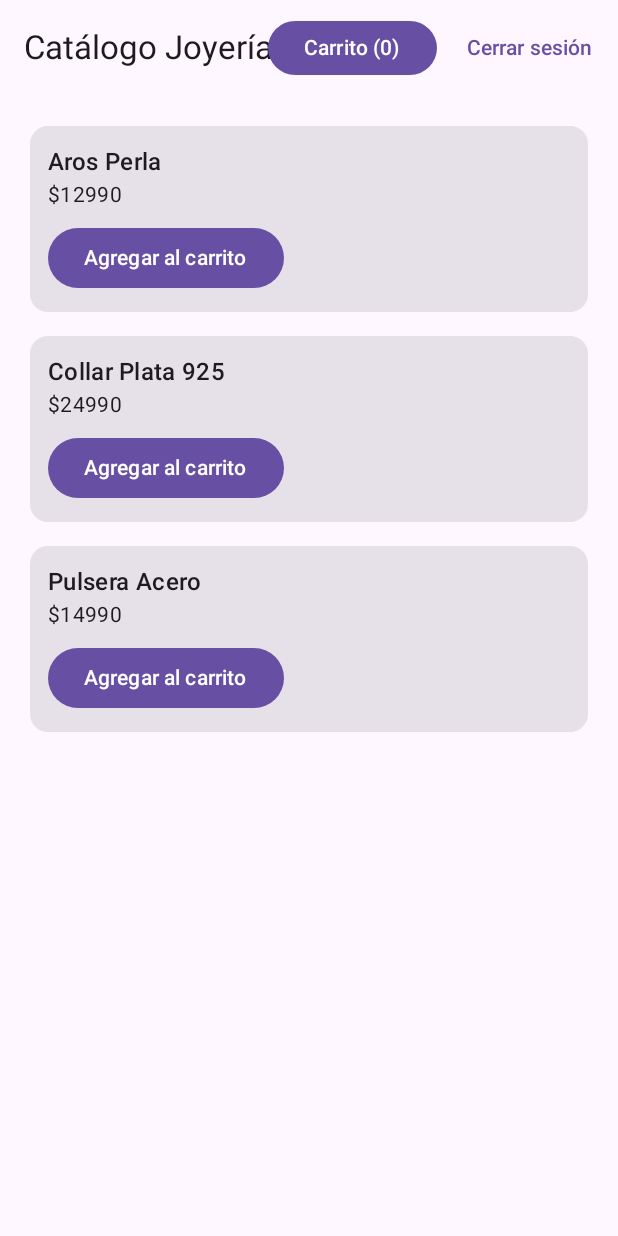
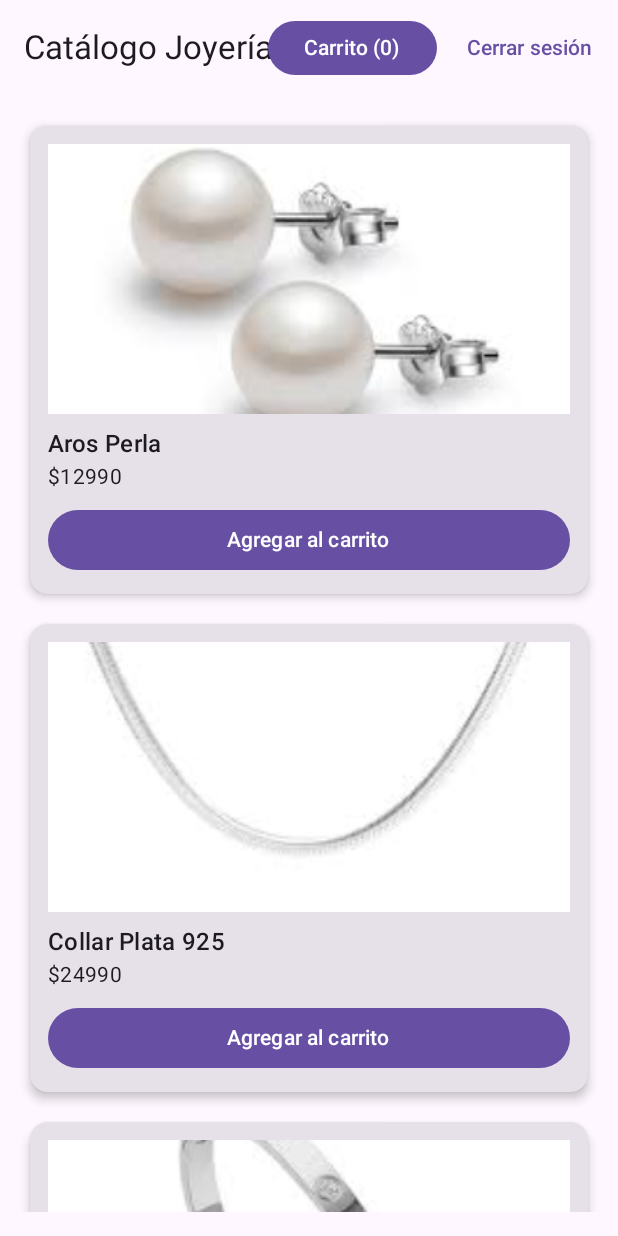
Before and after one commit to steph4nia97/primos_joyeria, an Android app built with Jetpack Compose: the CatalogoScreen screen opened through its navigation route, on a phone screen of 412 x 824 dp. Run offline under Robolectric (Android 15) with nearby library versions, the phone set to English and light mode, and no system bars; our stand-ins replace Room's generated code.

Commit message:
validaciones carrito

```diff
--- a/app/src/main/java/com/primosjoyeria/ui/theme/screens/CatalogoScreen.kt
+++ b/app/src/main/java/com/primosjoyeria/ui/theme/screens/CatalogoScreen.kt
@@ -1,23 +1,23 @@
 package com.primosjoyeria.ui.theme.screens
 
+import androidx.compose.foundation.Image
 import androidx.compose.foundation.layout.*
 import androidx.compose.foundation.lazy.LazyColumn
 import androidx.compose.foundation.lazy.items
 import androidx.compose.material3.*
 import androidx.compose.runtime.Composable
+import androidx.compose.runtime.remember
+import androidx.compose.runtime.rememberCoroutineScope
 import androidx.compose.ui.Modifier
+import androidx.compose.ui.layout.ContentScale
+import androidx.compose.ui.res.painterResource
 import androidx.compose.ui.unit.dp
 import com.primosjoyeria.data.model.Product
-import com.primosjoyeria.ui.theme.components.ProductCard
-import androidx.compose.foundation.layout.Arrangement
-import androidx.compose.runtime.remember
-import androidx.compose.runtime.rememberCoroutineScope
 import com.primosjoyeria.ui.theme.UiState
 import com.primosjoyeria.ui.theme.components.AnimatedButton
 import kotlinx.coroutines.launch
 
-@OptIn(androidx.compose.material3.ExperimentalMaterial3Api::class)
-
+@OptIn(ExperimentalMaterial3Api::class)
 @Composable
 fun CatalogoScreen(
     state: UiState,
@@ -55,32 +55,51 @@ fun CatalogoScreen(
                 )
             )
         },
-        snackbarHost = { SnackbarHost(hostState = snackbarHostState) } // 👈 Snackbar aquí
+        snackbarHost = { SnackbarHost(hostState = snackbarHostState) }
     ) { padding ->
         Column(
             modifier = Modifier
                 .padding(padding)
                 .padding(16.dp)
         ) {
-            // 💎 Lista de productos
-            LazyColumn(verticalArrangement = Arrangement.spacedBy(8.dp)) {
-                items(state.productos) { producto ->
+            // 💎 Lista de productos con imagen
+            LazyColumn(verticalArrangement = Arrangement.spacedBy(12.dp)) {
+                items(state.productos, key = { it.id }) { producto ->
                     Card(
                         Modifier
                             .fillMaxWidth()
-                            .padding(4.dp)
+                            .padding(4.dp),
+                        elevation = CardDefaults.cardElevation(4.dp)
                     ) {
                         Column(Modifier.padding(12.dp)) {
+                            // 🔹 Imagen del producto
+                            Image(
+                                painter = painterResource(id = producto.imagenRes),
+                                contentDescription = producto.nombre,
+                                modifier = Modifier
+                                    .fillMaxWidth()
+                                    .height(180.dp),
+                                contentScale = ContentScale.Crop
+                            )
+
+                            Spacer(Modifier.height(8.dp))
+
+                            // 🔹 Datos del producto
                             Text(producto.nombre, style = MaterialTheme.typography.titleMedium)
                             Text("$${producto.precio}", style = MaterialTheme.typography.bodyMedium)
+
                             Spacer(Modifier.height(8.dp))
-                            Button(onClick = {
-                                onAdd(producto)
-                                // 👇 Mostrar Snackbar
-                                scope.launch {
-                                    snackbarHostState.showSnackbar("✨ Agregado al carrito")
-                                }
-                            }) {
+
+                            // 🔹 Botón para agregar al carrito
+                            Button(
+                                onClick = {
+                                    onAdd(producto)
+                                    scope.launch {
+                                        snackbarHostState.showSnackbar("✨ ${producto.nombre} agregado al carrito")
+                                    }
+                                },
+                                modifier = Modifier.fillMaxWidth()
+                            ) {
                                 Text("Agregar al carrito")
                             }
                         }
```
Also changed, not shown: app/src/main/java/com/primosjoyeria/data/repository/Repository.kt (+23 -26 lines).
